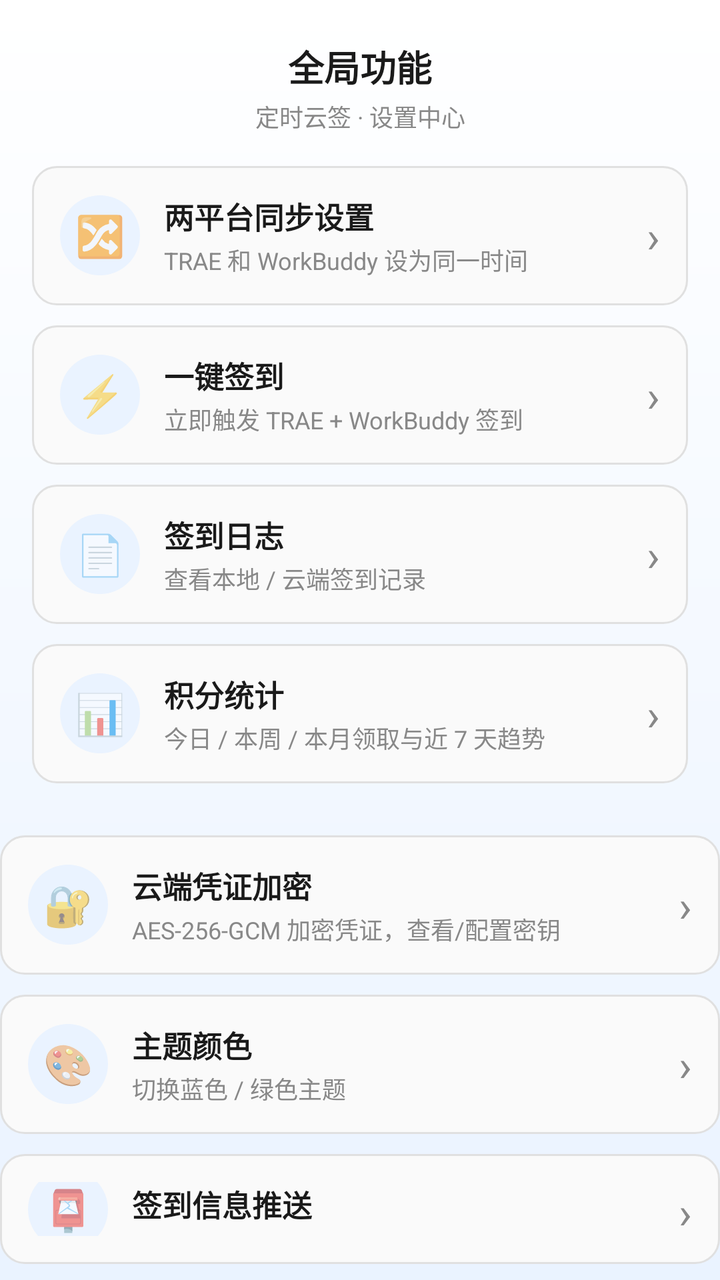
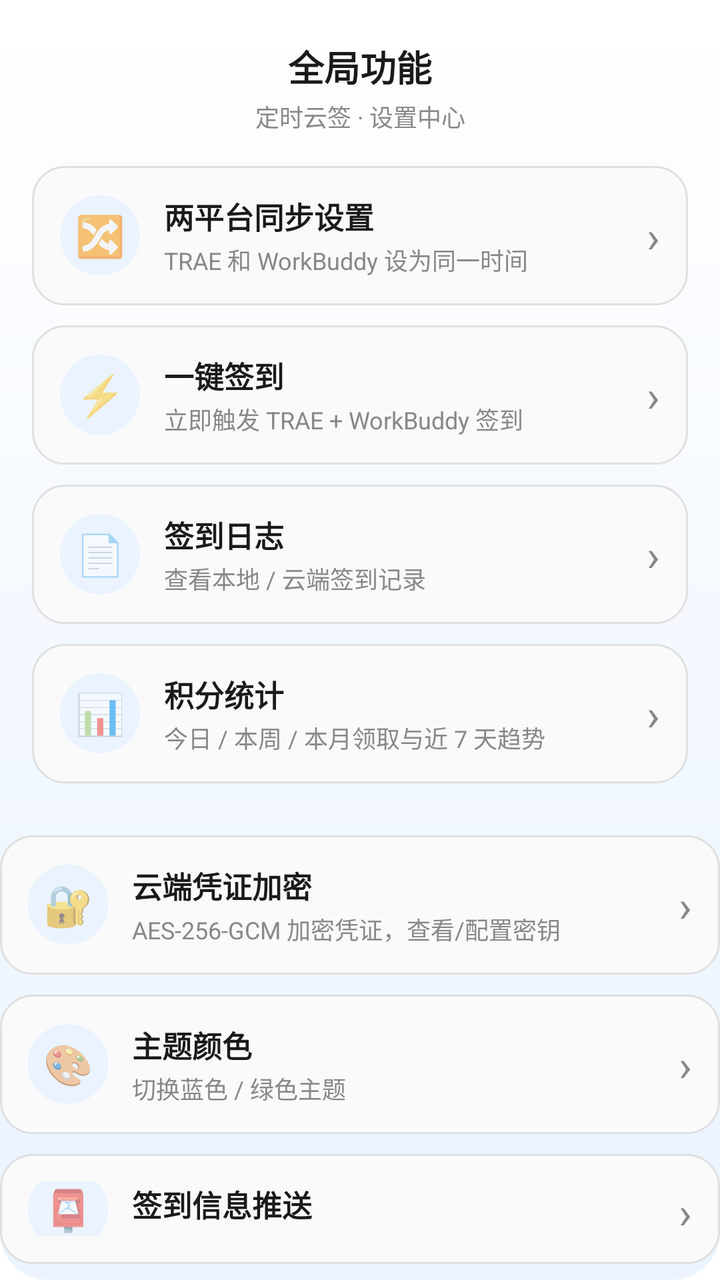

Before-and-after screenshots of an Android layout around one commit, followed by the original layout XML and the change that was made.
<!-- AndroidManifest.xml: application theme Theme.SignApp -->
<!-- res/layout/dialog_settings.xml -->
<?xml version="1.0" encoding="utf-8"?>
<LinearLayout xmlns:android="http://schemas.android.com/apk/res/android"
    android:layout_width="match_parent"
    android:layout_height="wrap_content"
    android:orientation="vertical"
    android:background="@drawable/bg_dialog_light"
    android:paddingTop="20dp"
    android:paddingBottom="8dp">

    
    <TextView
        android:layout_width="match_parent"
        android:layout_height="wrap_content"
        android:gravity="center"
        android:text="全局功能"
        android:textColor="@color/text_primary"
        android:textSize="18sp"
        android:textStyle="bold" />

    <TextView
        android:layout_width="match_parent"
        android:layout_height="wrap_content"
        android:layout_marginTop="3dp"
        android:gravity="center"
        android:text="定时云签 · 设置中心"
        android:textColor="@color/gray"
        android:textSize="12sp" />

    
    <LinearLayout
        android:layout_width="match_parent"
        android:layout_height="wrap_content"
        android:orientation="vertical"
        android:padding="16dp">

        
        <LinearLayout
            android:id="@+id/btnSyncSchedule"
            android:layout_width="match_parent"
            android:layout_height="wrap_content"
            android:orientation="horizontal"
            android:gravity="center_vertical"
            android:background="@drawable/bg_card"
            android:padding="14dp"
            android:layout_marginBottom="10dp">

            <TextView
                android:layout_width="40dp"
                android:layout_height="40dp"
                android:background="@drawable/bg_icon_circle"
                android:gravity="center"
                android:text="🔀"
                android:textSize="20sp" />

            <LinearLayout
                android:layout_width="0dp"
                android:layout_height="wrap_content"
                android:layout_weight="1"
                android:orientation="vertical"
                android:layout_marginStart="12dp">

                <TextView
                    android:layout_width="wrap_content"
                    android:layout_height="wrap_content"
                    android:text="两平台同步设置"
                    android:textColor="@color/text_primary"
                    android:textSize="15sp"
                    android:textStyle="bold" />

                <TextView
                    android:layout_width="wrap_content"
                    android:layout_height="wrap_content"
                    android:layout_marginTop="2dp"
                    android:text="TRAE 和 WorkBuddy 设为同一时间"
                    android:textColor="@color/gray"
                    android:textSize="12sp" />
            </LinearLayout>

            <TextView
                android:layout_width="wrap_content"
                android:layout_height="wrap_content"
                android:text="›"
                android:textColor="@color/gray"
                android:textSize="22sp" />
        </LinearLayout>

        
        <LinearLayout
            android:id="@+id/btnQuickCheckin"
            android:layout_width="match_parent"
            android:layout_height="wrap_content"
            android:orientation="horizontal"
            android:gravity="center_vertical"
            android:background="@drawable/bg_card"
            android:padding="14dp"
            android:layout_marginBottom="10dp">

            <TextView
                android:layout_width="40dp"
                android:layout_height="40dp"
                android:background="@drawable/bg_icon_circle"
                android:gravity="center"
                android:text="⚡"
                android:textSize="20sp" />

            <LinearLayout
                android:layout_width="0dp"
                android:layout_height="wrap_content"
                android:layout_weight="1"
                android:orientation="vertical"
                android:layout_marginStart="12dp">

                <TextView
                    android:layout_width="wrap_content"
                    android:layout_height="wrap_content"
                    android:text="一键签到"
                    android:textColor="@color/text_primary"
                    android:textSize="15sp"
                    android:textStyle="bold" />

                <TextView
                    android:layout_width="wrap_content"
                    android:layout_height="wrap_content"
                    android:layout_marginTop="2dp"
                    android:text="立即触发 TRAE + WorkBuddy 签到"
                    android:textColor="@color/gray"
                    android:textSize="12sp" />
            </LinearLayout>

            <TextView
                android:layout_width="wrap_content"
                android:layout_height="wrap_content"
                android:text="›"
                android:textColor="@color/gray"
                android:textSize="22sp" />
        </LinearLayout>

        
        <LinearLayout
            android:id="@+id/btnLogsEntry"
            android:layout_width="match_parent"
            android:layout_height="wrap_content"
            android:orientation="horizontal"
            android:gravity="center_vertical"
            android:background="@drawable/bg_card"
            android:padding="14dp">

            <TextView
                android:layout_width="40dp"
                android:layout_height="40dp"
                android:background="@drawable/bg_icon_circle"
                android:gravity="center"
                android:text="📄"
                android:textSize="20sp" />

            <LinearLayout
                android:layout_width="0dp"
                android:layout_height="wrap_content"
                android:layout_weight="1"
                android:orientation="vertical"
                android:layout_marginStart="12dp">

                <TextView
                    android:layout_width="wrap_content"
                    android:layout_height="wrap_content"
                    android:text="签到日志"
                    android:textColor="@color/text_primary"
                    android:textSize="15sp"
                    android:textStyle="bold" />

                <TextView
                    android:layout_width="wrap_content"
                    android:layout_height="wrap_content"
                    android:layout_marginTop="2dp"
                    android:text="查看本地 / 云端签到记录"
                    android:textColor="@color/gray"
                    android:textSize="12sp" />
            </LinearLayout>

            <TextView
                android:layout_width="wrap_content"
                android:layout_height="wrap_content"
                android:text="›"
                android:textColor="@color/gray"
                android:textSize="22sp" />
        </LinearLayout>

        
        <LinearLayout
            android:id="@+id/btnStatsEntry"
            android:layout_width="match_parent"
            android:layout_height="wrap_content"
            android:orientation="horizontal"
            android:gravity="center_vertical"
            android:background="@drawable/bg_card"
            android:padding="14dp"
            android:layout_marginTop="10dp">

            <TextView
                android:layout_width="40dp"
                android:layout_height="40dp"
                android:background="@drawable/bg_icon_circle"
                android:gravity="center"
                android:text="📊"
                android:textSize="20sp" />

            <LinearLayout
                android:layout_width="0dp"
                android:layout_height="wrap_content"
                android:layout_weight="1"
                android:orientation="vertical"
                android:layout_marginStart="12dp">

                <TextView
                    android:layout_width="wrap_content"
                    android:layout_height="wrap_content"
                    android:text="积分统计"
                    android:textColor="@color/text_primary"
                    android:textSize="15sp"
                    android:textStyle="bold" />

                <TextView
                    android:layout_width="wrap_content"
                    android:layout_height="wrap_content"
                    android:layout_marginTop="2dp"
                    android:text="今日 / 本周 / 本月领取与近 7 天趋势"
                    android:textColor="@color/gray"
                    android:textSize="12sp" />
            </LinearLayout>

            <TextView
                android:layout_width="wrap_content"
                android:layout_height="wrap_content"
                android:text="›"
                android:textColor="@color/gray"
                android:textSize="22sp" />
        </LinearLayout>

    </LinearLayout>

        
        <LinearLayout
            android:id="@+id/btnCryptoEntry"
            android:layout_width="match_parent"
            android:layout_height="wrap_content"
            android:orientation="horizontal"
            android:gravity="center_vertical"
            android:background="@drawable/bg_card"
            android:padding="14dp"
            android:layout_marginTop="10dp">

            <TextView
                android:layout_width="40dp"
                android:layout_height="40dp"
                android:background="@drawable/bg_icon_circle"
                android:gravity="center"
                android:text="🔐"
                android:textSize="20sp" />

            <LinearLayout
                android:layout_width="0dp"
                android:layout_height="wrap_content"
                android:layout_weight="1"
                android:orientation="vertical"
                android:layout_marginStart="12dp">

                <TextView
                    android:layout_width="wrap_content"
                    android:layout_height="wrap_content"
                    android:text="云端凭证加密"
                    android:textColor="@color/text_primary"
                    android:textSize="15sp"
                    android:textStyle="bold" />

                <TextView
                    android:layout_width="wrap_content"
                    android:layout_height="wrap_content"
                    android:layout_marginTop="2dp"
                    android:text="AES-256-GCM 加密凭证，查看/配置密钥"
                    android:textColor="@color/gray"
                    android:textSize="12sp" />
            </LinearLayout>

            <TextView
                android:layout_width="wrap_content"
                android:layout_height="wrap_content"
                android:text="›"
                android:textColor="@color/gray"
                android:textSize="22sp" />
        </LinearLayout>


        
        <LinearLayout
            android:id="@+id/btnThemeEntry"
            android:layout_width="match_parent"
            android:layout_height="wrap_content"
            android:orientation="horizontal"
            android:gravity="center_vertical"
            android:background="@drawable/bg_card"
            android:padding="14dp"
            android:layout_marginTop="10dp">

            <TextView
                android:layout_width="40dp"
                android:layout_height="40dp"
                android:background="@drawable/bg_icon_circle"
                android:gravity="center"
                android:text="🎨"
                android:textSize="20sp" />

            <LinearLayout
                android:layout_width="0dp"
                android:layout_height="wrap_content"
                android:layout_weight="1"
                android:orientation="vertical"
                android:layout_marginStart="12dp">

                <TextView
                    android:layout_width="wrap_content"
                    android:layout_height="wrap_content"
                    android:text="主题颜色"
                    android:textColor="@color/text_primary"
                    android:textSize="15sp"
                    android:textStyle="bold" />

                <TextView
                    android:layout_width="wrap_content"
                    android:layout_height="wrap_content"
                    android:layout_marginTop="2dp"
                    android:text="切换蓝色 / 绿色主题"
                    android:textColor="@color/gray"
                    android:textSize="12sp" />
            </LinearLayout>

            <TextView
                android:layout_width="wrap_content"
                android:layout_height="wrap_content"
                android:text="›"
                android:textColor="@color/gray"
                android:textSize="22sp" />
        </LinearLayout>


        
        <LinearLayout
            android:id="@+id/btnWxpusherEntry"
            android:layout_width="match_parent"
            android:layout_height="wrap_content"
            android:orientation="horizontal"
            android:gravity="center_vertical"
            android:background="@drawable/bg_card"
            android:padding="14dp"
            android:layout_marginTop="10dp">

            <TextView
                android:layout_width="40dp"
                android:layout_height="40dp"
                android:background="@drawable/bg_icon_circle"
                android:gravity="center"
                android:text="📮"
                android:textSize="20sp" />

            <LinearLayout
                android:layout_width="0dp"
                android:layout_height="wrap_content"
                android:layout_weight="1"
                android:orientation="vertical"
                android:layout_marginStart="12dp">

                <TextView
                    android:layout_width="wrap_content"
                    android:layout_height="wrap_content"
                    android:text="签到信息推送"
                    android:textColor="@color/text_primary"
                    android:textSize="15sp"
                    android:textStyle="bold" />

                <TextView
                    android:layout_width="wrap_content"
                    android:layout_height="wrap_content"
                    android:layout_marginTop="2dp"
                    android:text="签到结果推送到微信 ClawBot（可选）"
                    android:textColor="@color/gray"
                    android:textSize="12sp" />
            </LinearLayout>

            <TextView
                android:layout_width="wrap_content"
                android:layout_height="wrap_content"
                android:text="›"
                android:textColor="@color/gray"
                android:textSize="22sp" />
        </LinearLayout>


    
    <TextView
        android:id="@+id/btnCloseSettings"
        android:layout_width="match_parent"
        android:layout_height="wrap_content"
        android:layout_marginLeft="16dp"
        android:layout_marginRight="16dp"
        android:layout_marginBottom="12dp"
        android:background="@drawable/bg_badge"
        android:gravity="center"
        android:padding="12dp"
        android:text="关闭"
        android:textColor="?attr/signPrimary"
        android:textSize="15sp"
        android:textStyle="bold" />
</LinearLayout>
<!-- resources referenced by this layout -->
<resources>
  <color name="gray">#888888</color>
  <color name="text_primary">#1A1A1A</color>
  <!-- drawable bg_badge (drawable) -->
  <?xml version="1.0" encoding="utf-8"?>
  <shape xmlns:android="http://schemas.android.com/apk/res/android">
      <solid android:color="#40FFFFFF" />
      <corners android:radius="999dp" />
      <stroke android:width="1dp" android:color="#66FFFFFF" />
  </shape>
  <!-- drawable bg_card (drawable) -->
  <?xml version="1.0" encoding="utf-8"?>
  <shape xmlns:android="http://schemas.android.com/apk/res/android">
      <solid android:color="@color/card_bg" />
      <corners android:radius="12dp" />
      <stroke android:width="1dp" android:color="@color/divider" />
  </shape>
  <!-- drawable bg_dialog_light (drawable) -->
  <?xml version="1.0" encoding="utf-8"?>
  <shape xmlns:android="http://schemas.android.com/apk/res/android"
      android:shape="rectangle">
      <gradient
          android:angle="270"
          android:startColor="@color/surface_start"
          android:endColor="@color/surface_end" />
  </shape>
  <!-- drawable bg_icon_circle (drawable) -->
  <?xml version="1.0" encoding="utf-8"?>
  <shape xmlns:android="http://schemas.android.com/apk/res/android"
      android:shape="oval">
      <solid android:color="?attr/signIconCircle" />
  </shape>
  <style name="Theme.SignApp" parent="Theme.MaterialComponents.DayNight.NoActionBar">
          <item name="colorPrimary">#5A9EFF</item>
          <item name="colorPrimaryVariant">#3B7BD9</item>
          <item name="colorOnPrimary">@color/white</item>
          <item name="android:statusBarColor">@color/gradient_start</item>
          <item name="android:windowBackground">@color/white</item>
          <item name="signPrimary">#5A9EFF</item>
          <item name="signGradientStart">#5A9EFF</item>
          <item name="signGradientEnd">#3B7BD9</item>
          <item name="signIconCircle">#EAF3FF</item>
          <item name="signCardStart">#F4F8FF</item>
          <item name="signCardEnd">#E8F1FF</item>
      </style>
  <color name="card_bg">#FAFAFA</color>
  <color name="divider">#E0E0E0</color>
  <color name="surface_start">#FFFFFF</color>
  <color name="surface_end">#EAF3FF</color>
  <color name="white">#FFFFFF</color>
  <color name="gradient_start">#3B8BFF</color>
</resources>

<!-- the commit's change to res/layout/dialog_settings.xml (unified diff, before → after) -->
@@ -3,7 +3,7 @@
     android:layout_width="match_parent"
     android:layout_height="wrap_content"
     android:orientation="vertical"
-    android:background="@drawable/bg_dialog_light"
+    android:background="@drawable/bg_dialog_light_rounded"
     android:paddingTop="20dp"
     android:paddingBottom="8dp">
 
<!-- resource entries referenced after the edit -->
@@ -13,10 +13,10 @@
   <?xml version="1.0" encoding="utf-8"?>
   <shape xmlns:android="http://schemas.android.com/apk/res/android">
       <solid android:color="@color/card_bg" />
-      <corners android:radius="12dp" />
+      <corners android:radius="16dp" />
       <stroke android:width="1dp" android:color="@color/divider" />
   </shape>
-  <!-- drawable bg_dialog_light (drawable) -->
+  <!-- drawable bg_dialog_light_rounded (drawable) -->
   <?xml version="1.0" encoding="utf-8"?>
   <shape xmlns:android="http://schemas.android.com/apk/res/android"
       android:shape="rectangle">
@@ -24,6 +24,7 @@
           android:angle="270"
           android:startColor="@color/surface_start"
           android:endColor="@color/surface_end" />
+      <corners android:radius="24dp" />
   </shape>
   <!-- drawable bg_icon_circle (drawable) -->
   <?xml version="1.0" encoding="utf-8"?>
